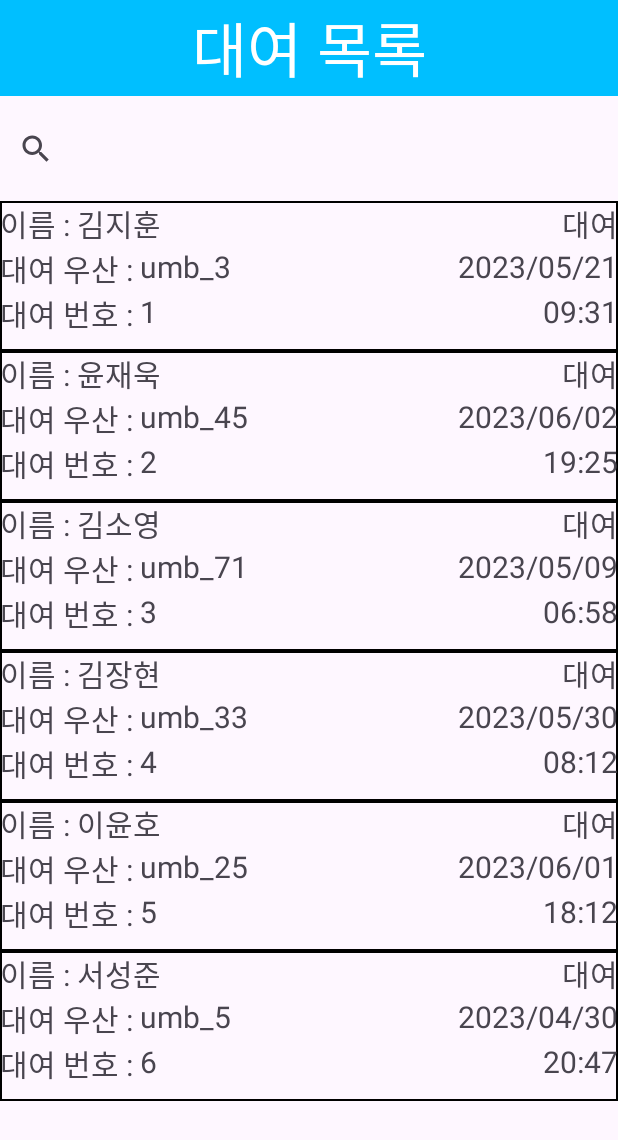
After one commit to lyh990517/um_project_admin, an Android app: the RentalList screen opened directly, with no data from a screen before it, on a phone screen of 412 x 824 dp. The commit adds this screen. Shown: the top 1140 px of the screen. Run offline under Robolectric (Android 15) with nearby library versions, the phone set to English and light mode, and no system bars.

Commit message:
대여, 반납 목록
대여, 반납 목록

```diff
--- /dev/null
+++ b/app/src/main/java/com/example/umprojectadmin/Rental.java
@@ -0,0 +1,68 @@
+package com.example.umprojectadmin;
+
+public class Rental {
+    private String rent_name;
+    private String rent_umb;
+    private int rent_num;
+    private String rent_state;
+    private String rent_date;
+    private String rent_time;
+
+    public Rental(String rent_name, String rent_umb, int rent_num, String rent_state, String rent_date, String rent_time) {
+        this.rent_name = rent_name;
+        this.rent_umb = rent_umb;
+        this.rent_num = rent_num;
+        this.rent_state = rent_state;
+        this.rent_date = rent_date;
+        this.rent_time = rent_time;
+    }
+
+    public String getRent_name() {
+        return rent_name;
+    }
+
+    public String getRent_umb() {
+        return rent_umb;
+    }
+
+    public int getRent_num() {
+        return rent_num;
+    }
+
+    public String getRent_state() {
+        return rent_state;
+    }
+
+    public String getRent_date() {
+        return rent_date;
+    }
+
+    public String getRent_time() {
+        return rent_time;
+    }
+
+    public void setRent_name(String rent_name) {
+        this.rent_name = rent_name;
+    }
+
+    public void setRent_umb(String rent_umb) {
+        this.rent_umb = rent_umb;
+    }
+
+    public void setRent_num(int rent_num) {
+        this.rent_num = rent_num;
+    }
+
+    public void setRent_state(String rent_state) {
+        this.rent_state = rent_state;
+    }
+
+    public void setRent_date(String rent_date) {
+        this.rent_date = rent_date;
+    }
+
+    public void setRent_time(String rent_time) {
+        this.rent_time = rent_time;
+    }
+
+}
--- /dev/null
+++ b/app/src/main/java/com/example/umprojectadmin/RentalList.java
@@ -0,0 +1,38 @@
+package com.example.umprojectadmin;
+
+import android.os.Bundle;
+
+import androidx.appcompat.app.AppCompatActivity;
+import androidx.recyclerview.widget.LinearLayoutManager;
+import androidx.recyclerview.widget.RecyclerView;
+
+import java.util.ArrayList;
+import java.util.List;
+
+public class RentalList extends AppCompatActivity {
+
+    private List<Rental> listRental;
+
+    protected void onCreate(Bundle savedInstanceState) {
+        super.onCreate(savedInstanceState);
+        setContentView(R.layout.rental_list);
+
+        listRental = generateRentalList();
+
+        RecyclerView recyclerView = findViewById(R.id.recyclerView);
+        RentalRecyclerAdapter rentalRecyclerAdapter = new RentalRecyclerAdapter(listRental);
+        recyclerView.setLayoutManager(new LinearLayoutManager(this));
+        recyclerView.setAdapter(rentalRecyclerAdapter);
+    }
+
+    private List<Rental> generateRentalList(){
+        List<Rental> rentalList = new ArrayList<>();
+        rentalList.add(new Rental("김지훈","umb_3",1,"대여","2023/05/21","09:31"));
+        rentalList.add(new Rental("윤재욱","umb_45",2,"대여","2023/06/02","19:25"));
+        rentalList.add(new Rental("김소영","umb_71",3,"대여","2023/05/09","06:58"));
+        rentalList.add(new Rental("김장현","umb_33",4,"대여","2023/05/30","08:12"));
+        rentalList.add(new Rental("이윤호","umb_25",5,"대여","2023/06/01","18:12"));
+        rentalList.add(new Rental("서성준","umb_5",6,"대여","2023/04/30","20:47"));
+        return rentalList;
+    }
+}
--- /dev/null
+++ b/app/src/main/java/com/example/umprojectadmin/RentalRecyclerAdapter.java
@@ -0,0 +1,62 @@
+package com.example.umprojectadmin;
+
+import android.view.LayoutInflater;
+import android.view.View;
+import android.view.ViewGroup;
+import android.widget.TextView;
+
+import androidx.annotation.NonNull;
+import androidx.recyclerview.widget.RecyclerView;
+
+import java.util.List;
+
+public class RentalRecyclerAdapter extends RecyclerView.Adapter<RentalRecyclerAdapter.ViewHolder> {
+
+    private List<Rental> rentalList;
+
+    public RentalRecyclerAdapter(List<Rental> rentalList) {
+        this.rentalList = rentalList;
+    }
+
+    @NonNull
+    @Override
+    public ViewHolder onCreateViewHolder(@NonNull ViewGroup parent, int viewType) {
+        View view = LayoutInflater.from(parent.getContext()).inflate(R.layout.rental_item, parent, false);
+        return new ViewHolder(view);
+    }
+
+    @Override
+    public void onBindViewHolder(@NonNull ViewHolder holder, int position) {
+        Rental rental = rentalList.get(position);
+        holder.rent_name.setText(rental.getRent_name());
+        holder.rent_umb.setText(rental.getRent_umb());
+        holder.rent_num.setText(String.valueOf(rental.getRent_num()));
+        holder.rent_state.setText(rental.getRent_state());
+        holder.rent_date.setText(rental.getRent_date());
+        holder.rent_time.setText(rental.getRent_time());
+    }
+
+    @Override
+    public int getItemCount() {
+        return rentalList.size();
+    }
+
+    public class ViewHolder extends RecyclerView.ViewHolder {
+        public TextView rent_name;
+        public TextView rent_umb;
+        public TextView rent_num;
+        public TextView rent_state;
+        public TextView rent_date;
+        public TextView rent_time;
+
+        public ViewHolder(@NonNull View itemView) {
+            super(itemView);
+            rent_name = itemView.findViewById(R.id.rent_name);
+            rent_umb = itemView.findViewById(R.id.rent_umb);
+            rent_num = itemView.findViewById(R.id.rent_num);
+            rent_state = itemView.findViewById(R.id.text_rent_state);
+            rent_date = itemView.findViewById(R.id.text_rent_date);
+            rent_time = itemView.findViewById(R.id.text_rent_time);
+        }
+    }
+}
--- a/app/src/main/java/com/example/umprojectadmin/UserRecyclerAdapter.java
+++ b/app/src/main/java/com/example/umprojectadmin/UserRecyclerAdapter.java
@@ -13,7 +13,8 @@ import androidx.annotation.NonNull;
 import androidx.recyclerview.widget.RecyclerView;
 
 import java.util.List;
-public class UserRecyclerAdapter extends RecyclerView.Adapter<UserRecyclerAdapter.ViewHolder> {    private List<User> userList;
+public class UserRecyclerAdapter extends RecyclerView.Adapter<UserRecyclerAdapter.ViewHolder> {
+    private List<User> userList;
     private OnItemClickListener itemClickListener;
 
     public UserRecyclerAdapter(List<User> userList) {
--- /dev/null
+++ b/app/src/main/res/layout/rental_item.xml
@@ -0,0 +1,101 @@
+<?xml version="1.0" encoding="utf-8"?>
+<LinearLayout xmlns:android="http://schemas.android.com/apk/res/android"
+    xmlns:app="http://schemas.android.com/apk/res-auto"
+    xmlns:tools="http://schemas.android.com/tools"
+    android:layout_width="match_parent"
+    android:layout_height="100dp"
+    android:orientation="horizontal"
+    android:background="@drawable/content_item"
+    tools:context=".MainActivity">
+
+    <androidx.constraintlayout.widget.ConstraintLayout
+        android:layout_width="match_parent"
+        android:layout_height="match_parent"
+        android:layout_weight="1"
+        android:gravity="center_vertical"
+        android:orientation="vertical">
+
+        <TextView
+            android:id="@+id/text_rent_name"
+            android:layout_width="wrap_content"
+            android:layout_height="wrap_content"
+            android:text="이름 : "
+            android:textSize="@dimen/text_size_medium"
+            app:layout_constraintStart_toStartOf="parent"
+            app:layout_constraintTop_toTopOf="parent" />
+
+        <TextView
+            android:id="@+id/text_rent_umb"
+            android:layout_width="wrap_content"
+            android:layout_height="wrap_content"
+            android:text="대여 우산 : "
+            android:textSize="@dimen/text_size_medium"
+            app:layout_constraintStart_toStartOf="parent"
+            app:layout_constraintTop_toBottomOf="@id/text_rent_name" />
+
+        <TextView
+            android:id="@+id/text_rent_num"
+            android:layout_width="wrap_content"
+            android:layout_height="wrap_content"
+            android:text="대여 번호 : "
+            android:textSize="@dimen/text_size_medium"
+            app:layout_constraintStart_toStartOf="parent"
+            app:layout_constraintTop_toBottomOf="@id/text_rent_umb" />
+
+        <TextView
+            android:id="@+id/rent_name"
+            android:layout_width="wrap_content"
+            android:layout_height="wrap_content"
+            android:text="rent_name"
+            android:textSize="@dimen/text_size_medium"
+            app:layout_constraintStart_toEndOf="@id/text_rent_name"
+            app:layout_constraintTop_toTopOf="@id/text_rent_name" />
+
+        <TextView
+            android:id="@+id/rent_umb"
+            android:layout_width="wrap_content"
+            android:layout_height="wrap_content"
+            android:text="rent_umb"
+            android:textSize="@dimen/text_size_medium"
+            app:layout_constraintStart_toEndOf="@id/text_rent_umb"
+            app:layout_constraintTop_toTopOf="@id/text_rent_umb" />
+
+        <TextView
+            android:id="@+id/rent_num"
+            android:layout_width="wrap_content"
+            android:layout_height="wrap_content"
+            android:text="rent_num"
+            android:textSize="@dimen/text_size_medium"
+            app:layout_constraintStart_toEndOf="@id/text_rent_num"
+            app:layout_constraintTop_toTopOf="@id/text_rent_num" />
+
+        <TextView
+            android:id="@+id/text_rent_state"
+            android:layout_width="wrap_content"
+            android:layout_height="wrap_content"
+            android:text="text_rent_state"
+            android:textSize="@dimen/text_size_medium"
+            app:layout_constraintEnd_toEndOf="parent"
+            app:layout_constraintTop_toTopOf="@id/text_rent_name" />
+
+        <TextView
+            android:id="@+id/text_rent_date"
+            android:layout_width="wrap_content"
+            android:layout_height="wrap_content"
+            android:text="text_rent_date"
+            android:textSize="@dimen/text_size_medium"
+            app:layout_constraintEnd_toEndOf="parent"
+            app:layout_constraintTop_toTopOf="@id/text_rent_umb" />
+
+        <TextView
+            android:id="@+id/text_rent_time"
+            android:layout_width="wrap_content"
+            android:layout_height="wrap_content"
+            android:text="text_rent_time"
+            android:textSize="@dimen/text_size_medium"
+            app:layout_constraintEnd_toEndOf="parent"
+            app:layout_constraintTop_toTopOf="@id/text_rent_num" />
+
+    </androidx.constraintlayout.widget.ConstraintLayout>
+
+</LinearLayout>
--- /dev/null
+++ b/app/src/main/res/layout/rental_list.xml
@@ -0,0 +1,40 @@
+<?xml version="1.0" encoding="utf-8"?>
+<RelativeLayout xmlns:android="http://schemas.android.com/apk/res/android"
+    xmlns:app="http://schemas.android.com/apk/res-auto"
+    xmlns:tools="http://schemas.android.com/tools"
+    android:layout_width="match_parent"
+    android:layout_height="match_parent">
+
+    <androidx.appcompat.widget.Toolbar
+        android:id="@+id/toolbar"
+        android:layout_width="match_parent"
+        android:layout_height="?attr/actionBarSize"
+        android:background="#00BFFF"
+        android:layout_alignParentTop="true">
+
+        <TextView
+            android:layout_width="wrap_content"
+            android:layout_height="wrap_content"
+            android:text="대여 목록"
+            android:textColor="#FFFFFF"
+            android:textSize="40sp"
+            android:layout_gravity="center" />
+    </androidx.appcompat.widget.Toolbar>
+
+    <SearchView
+        android:id="@+id/search_view"
+        android:layout_width="match_parent"
+        android:layout_height="70dp"
+        android:layout_below="@id/toolbar"
+        android:textSize="@dimen/text_size_large"
+        app:iconifiedByDefault="false"
+        app:queryHint="대여 검색" />
+
+    <androidx.recyclerview.widget.RecyclerView
+        android:id="@+id/recyclerView"
+        android:layout_width="match_parent"
+        android:layout_height="match_parent"
+        android:layout_below="@id/search_view"
+        tools:listitem="@layout/rental_item" />
+
+</RelativeLayout>
```
Also changed, not shown: app/src/main/AndroidManifest.xml (+20 -0 lines), app/src/main/java/com/example/umprojectadmin/MainActivity.java (+19 -0 lines), app/src/main/java/com/example/umprojectadmin/ReturnList.java (added, +37 -0 lines), app/src/main/java/com/example/umprojectadmin/ReturnRecyclerAdapter.java (added, +62 -0 lines), app/src/main/res/layout/activity_main.xml (+16 -0 lines), app/src/main/res/layout/return_item.xml (added, +101 -0 lines), app/src/main/res/layout/return_list.xml (added, +40 -0 lines).
